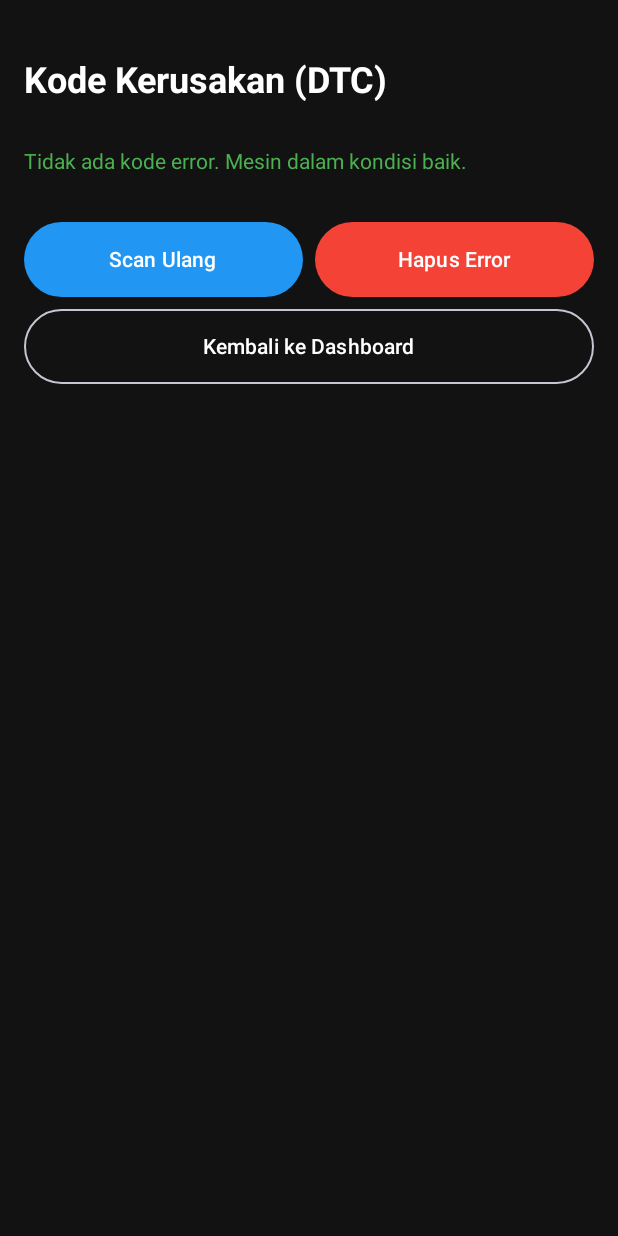
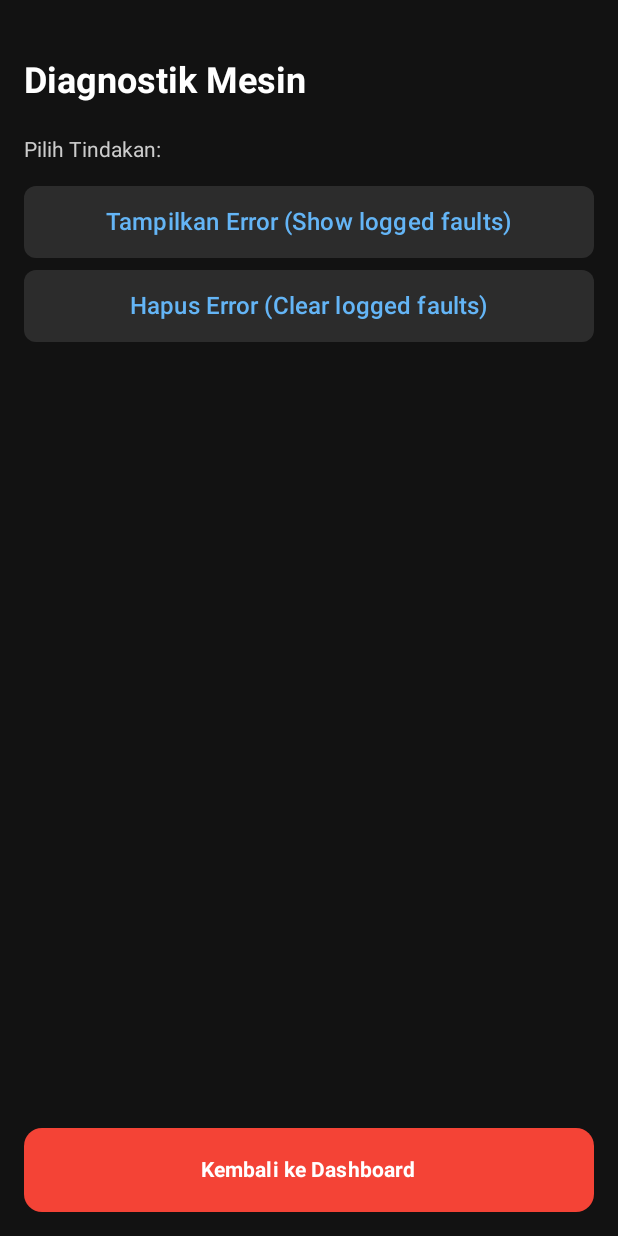
Before and after one commit to aminsambung/diagnosatools, an Android app built with Jetpack Compose: the composable DtcScreen called with empty values, on a phone screen of 412 x 824 dp. Run offline under Robolectric (Android 15) with nearby library versions, the phone set to English and light mode, and no system bars.

Commit message:
Update DtcScreen.kt

```diff
--- a/app/src/main/java/com/example/obdlite/ui/DtcScreen.kt
+++ b/app/src/main/java/com/example/obdlite/ui/DtcScreen.kt
@@ -6,7 +6,7 @@ import androidx.compose.foundation.lazy.LazyColumn
 import androidx.compose.foundation.lazy.items
 import androidx.compose.foundation.shape.RoundedCornerShape
 import androidx.compose.material3.*
-import androidx.compose.runtime.Composable
+import androidx.compose.runtime.*
 import androidx.compose.ui.Alignment
 import androidx.compose.ui.Modifier
 import androidx.compose.ui.graphics.Color
@@ -23,6 +23,9 @@ fun DtcScreen(
     onClear: () -> Unit,
     onBack: () -> Unit
 ) {
+    // State untuk mode tampilan: MENU, HASIL, atau KONFIRMASI_HAPUS
+    var currentView by remember { mutableStateOf("MENU") }
+
     Column(
         modifier = Modifier
             .fillMaxSize()
@@ -30,13 +33,53 @@ fun DtcScreen(
             .padding(16.dp)
     ) {
         Text(
-            text = "Kode Kerusakan (DTC)",
+            text = "Diagnostik Mesin",
             color = Color.White,
             fontSize = 24.sp,
             fontWeight = FontWeight.Bold,
-            modifier = Modifier.padding(top = 24.dp, bottom = 16.dp)
+            modifier = Modifier.padding(top = 24.dp, bottom = 24.dp)
         )
 
+        when (currentView) {
+            "MENU" -> {
+                Text("Pilih Tindakan:", color = Color.LightGray, modifier = Modifier.padding(bottom = 16.dp))
+
+                // Tombol Tampilkan Error
+                Button(
+                    onClick = {
+                        onScan()
+                        currentView = "HASIL"
+                    },
+                    modifier = Modifier.fillMaxWidth().height(56.dp).padding(bottom = 8.dp),
+                    colors = ButtonDefaults.buttonColors(containerColor = Color(0xFF2C2C2C)),
+                    shape = RoundedCornerShape(8.dp)
+                ) {
+                    Text("Tampilkan Error (Show logged faults)", color = Color(0xFF64B5F6), fontSize = 16.sp)
+                }
+
+                // Tombol Hapus Error
+                Button(
+                    onClick = { currentView = "KONFIRMASI_HAPUS" },
+                    modifier = Modifier.fillMaxWidth().height(56.dp).padding(bottom = 8.dp),
+                    colors = ButtonDefaults.buttonColors(containerColor = Color(0xFF2C2C2C)),
+                    shape = RoundedCornerShape(8.dp)
+                ) {
+                    Text("Hapus Error (Clear logged faults)", color = Color(0xFF64B5F6), fontSize = 16.sp)
+                }
+
+                Spacer(modifier = Modifier.weight(1f))
+
+                Button(
+                    onClick = onBack,
+                    modifier = Modifier.fillMaxWidth().height(56.dp),
+                    colors = ButtonDefaults.buttonColors(containerColor = Color(0xFFF44336)),
+                    shape = RoundedCornerShape(12.dp)
+                ) {
+                    Text("Kembali ke Dashboard", color = Color.White, fontWeight = FontWeight.Bold)
+                }
+            }
+
+            "HASIL" -> {
                 if (isScanning) {
                     CircularProgressIndicator(color = Color(0xFF2196F3), modifier = Modifier.align(Alignment.CenterHorizontally))
                     Text("Memindai mobil...", color = Color.Gray, modifier = Modifier.align(Alignment.CenterHorizontally).padding(top = 16.dp))
@@ -45,31 +88,21 @@ fun DtcScreen(
                         Text(
                             text = "Tidak ada kode error. Mesin dalam kondisi baik.",
                             color = Color(0xFF4CAF50),
+                            fontSize = 16.sp,
                             modifier = Modifier.padding(vertical = 16.dp)
                         )
                     } else {
                         LazyColumn(modifier = Modifier.weight(1f)) {
                             items(dtcList) { dtc ->
                                 Card(
-                            modifier = Modifier
-                                .fillMaxWidth()
-                                .padding(vertical = 6.dp),
+                                    modifier = Modifier.fillMaxWidth().padding(vertical = 6.dp),
                                     colors = CardDefaults.cardColors(containerColor = Color(0xFF2C2C2C)),
                                     shape = RoundedCornerShape(8.dp)
                                 ) {
                                     Column(modifier = Modifier.padding(16.dp)) {
-                                Text(
-                                    text = dtc.code,
-                                    color = Color(0xFFFF5252),
-                                    fontSize = 22.sp,
-                                    fontWeight = FontWeight.Bold
-                                )
+                                        Text(dtc.code, color = Color(0xFFFF5252), fontSize = 22.sp, fontWeight = FontWeight.Bold)
                                         Spacer(modifier = Modifier.height(4.dp))
-                                Text(
-                                    text = dtc.description,
-                                    color = Color.LightGray,
-                                    fontSize = 14.sp
-                                )
+                                        Text(dtc.description, color = Color.LightGray, fontSize = 14.sp)
                                     }
                                 }
                             }
@@ -79,34 +112,54 @@ fun DtcScreen(
 
                 Spacer(modifier = Modifier.height(16.dp))
 
+                Button(
+                    onClick = { currentView = "MENU" },
+                    modifier = Modifier.fillMaxWidth().height(50.dp),
+                    colors = ButtonDefaults.buttonColors(containerColor = Color.DarkGray)
+                ) {
+                    Text("Kembali ke Menu", color = Color.White)
+                }
+            }
+
+            "KONFIRMASI_HAPUS" -> {
+                Text(
+                    text = "Peringatan!",
+                    color = Color(0xFFFF5252),
+                    fontSize = 20.sp,
+                    fontWeight = FontWeight.Bold,
+                    modifier = Modifier.padding(bottom = 8.dp)
+                )
+                Text(
+                    text = "Tindakan ini akan menghapus semua riwayat error di komputer mobil (ECU) dan mematikan lampu Check Engine. Pastikan kamu sudah mencatat kode errornya.\n\nLanjutkan?",
+                    color = Color.LightGray,
+                    fontSize = 16.sp
+                )
+
+                Spacer(modifier = Modifier.height(24.dp))
+
                 Row(
                     modifier = Modifier.fillMaxWidth(),
                     horizontalArrangement = Arrangement.spacedBy(8.dp)
                 ) {
                     Button(
-                onClick = onScan,
+                        onClick = { currentView = "MENU" },
                         modifier = Modifier.weight(1f).height(50.dp),
-                colors = ButtonDefaults.buttonColors(containerColor = Color(0xFF2196F3))
+                        colors = ButtonDefaults.buttonColors(containerColor = Color.DarkGray)
                     ) {
-                Text("Scan Ulang")
+                        Text("Batal")
                     }
                     Button(
-                onClick = onClear,
+                        onClick = {
+                            onClear()
+                            currentView = "MENU" // Kembali ke menu setelah hapus
+                        },
                         modifier = Modifier.weight(1f).height(50.dp),
                         colors = ButtonDefaults.buttonColors(containerColor = Color(0xFFF44336))
                     ) {
-                Text("Hapus Error")
-            }
-        }
-
-        Spacer(modifier = Modifier.height(8.dp))
-
-        OutlinedButton(
-            onClick = onBack,
-            modifier = Modifier.fillMaxWidth().height(50.dp),
-            border = ButtonDefaults.outlinedButtonBorder
-        ) {
-            Text("Kembali ke Dashboard", color = Color.White)
+                        Text("Ya, Hapus!")
                     }
                 }
             }
+        }
+    }
+}
```
Lines whose indentation alone changed are shown as unchanged.
